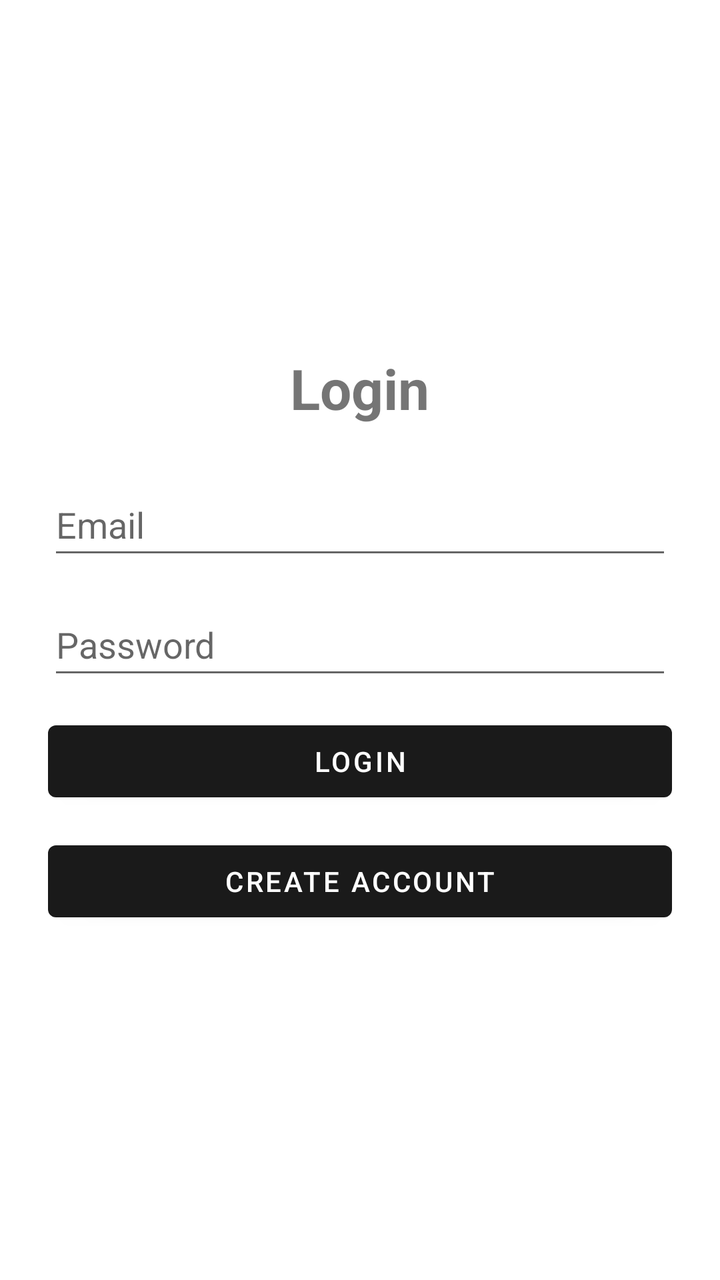
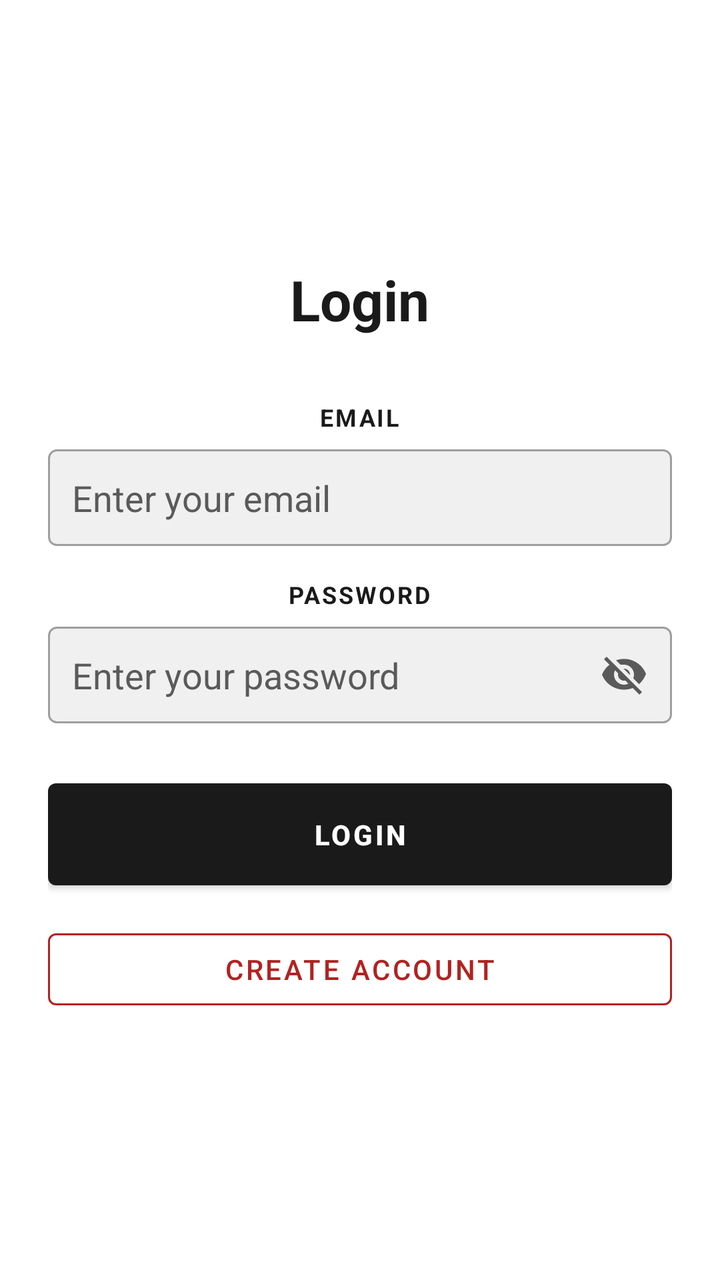

Screens rendered from an Android XML layout before and after an edit, with the pre-edit source and the edit as a unified diff.
<!-- AndroidManifest.xml: application theme Theme.B07DemoSummer2024 -->
<!-- res/layout/activity_login.xml -->
<?xml version="1.0" encoding="utf-8"?>
<LinearLayout xmlns:android="http://schemas.android.com/apk/res/android"
    android:id = "@+id/main"
    android:gravity="center"
    android:layout_height="match_parent"
    android:layout_width="match_parent"
    android:orientation="vertical"
    android:padding="24dp">

    <TextView
        android:id="@+id/loginTitle"
        android:layout_width="wrap_content"
        android:layout_height="wrap_content"
        android:layout_marginBottom="24dp"
        android:text="Login"
        android:textSize="28sp"
        android:textStyle="bold" />

    <EditText
        android:hint="Email"
        android:id="@+id/loginEmailInput"
        android:inputType="textEmailAddress"
        android:layout_height="wrap_content"
        android:layout_marginBottom="12dp"
        android:layout_width="match_parent"
        android:minHeight = "48dp"
        android:autofillHints = "emailAddress"/>

    <EditText
        android:hint="Password"
        android:id="@+id/loginPasswordInput"
        android:inputType="textPassword"
        android:layout_height="wrap_content"
        android:layout_marginBottom="12dp"
        android:layout_width="match_parent"
        android:minHeight = "48dp"
        android:autofillHints = "password"/>

    <Button
        android:id = "@+id/loginButton"
        android:layout_width = "match_parent"
        android:layout_height = "wrap_content"
        android:text = "Login"
        android:layout_marginBottom = "12dp" />

    <Button
        android:id="@+id/createAccountButton"
        android:layout_height="wrap_content"
        android:layout_width="match_parent"
        android:text="Create Account" />

</LinearLayout>
<!-- resources referenced by this layout -->
<resources>
  <style name="Theme.B07DemoSummer2024" parent="Theme.MaterialComponents.Light.NoActionBar">
          <item name="colorPrimary">@color/black</item>
          <item name="colorPrimaryVariant">@color/black</item>
          <item name="colorOnPrimary">@color/white</item>
          <item name="colorSecondary">@color/accent_action</item>
          <item name="colorSecondaryVariant">@color/accent_action</item>
          <item name="colorOnSecondary">@color/white</item>
          <item name="android:windowBackground">@color/primary_background</item>
          <item name="android:textColorPrimary">@color/text_primary</item>
          <item name="android:statusBarColor">@color/taam_gold</item>
          <item name="materialAlertDialogTheme">@style/CustomMaterialDialog</item>
      </style>
  <!-- unchanged entries left out for length: 13 -->
</resources>

<!-- the commit's change to res/layout/activity_login.xml (unified diff, before → after) -->
@@ -1,52 +1,81 @@
 <?xml version="1.0" encoding="utf-8"?>
 <LinearLayout xmlns:android="http://schemas.android.com/apk/res/android"
-    android:id = "@+id/main"
+    xmlns:app="http://schemas.android.com/apk/res-auto"
+    android:id="@+id/main"
     android:gravity="center"
     android:layout_height="match_parent"
     android:layout_width="match_parent"
     android:orientation="vertical"
-    android:padding="24dp">
+    android:padding="24dp"
+    android:background="@color/primary_background">
 
     <TextView
         android:id="@+id/loginTitle"
         android:layout_width="wrap_content"
         android:layout_height="wrap_content"
-        android:layout_marginBottom="24dp"
+        android:layout_marginBottom="32dp"
         android:text="Login"
+        android:textColor="@color/text_primary"
         android:textSize="28sp"
         android:textStyle="bold" />
 
+    <TextView style="@style/TAAM_HeaderText" android:text="Email" />
     <EditText
-        android:hint="Email"
         android:id="@+id/loginEmailInput"
-        android:inputType="textEmailAddress"
+        style="@style/TAAM_EditText"
+        android:layout_marginTop="8dp"
+        android:layout_marginBottom="16dp"
+        android:autofillHints="emailAddress"
+        android:importantForAutofill="yes"
+        android:hint="Enter your email"
+        android:inputType="textEmailAddress" />
+
+    <TextView style="@style/TAAM_HeaderText" android:text="Password" />
+    <RelativeLayout
+        android:layout_width="match_parent"
+        android:layout_height="wrap_content"
+        android:layout_marginTop="8dp"
+        android:layout_marginBottom="24dp">
+
+        <EditText
+            android:id="@+id/loginPasswordInput"
+            style="@style/TAAM_EditText"
+            android:autofillHints="password"
+            android:importantForAutofill="yes"
+            android:hint="Enter your password"
+            android:inputType="textPassword"
+            android:paddingEnd="48dp" />
+
+        <ImageButton
+            android:id="@+id/togglePassword"
+            android:layout_width="48dp"
+            android:layout_height="48dp"
+            android:layout_alignParentEnd="true"
+            android:layout_centerVertical="true"
+            android:background="?attr/selectableItemBackgroundBorderless"
+            android:src="@drawable/ic_visibility_off"
+            app:tint="@color/text_secondary"
+            android:contentDescription="Toggle Password Visibility" />
+    </RelativeLayout>
+
+    <Button
+        android:id="@+id/loginButton"
+        android:layout_width="match_parent"
         android:layout_height="wrap_content"
         android:layout_marginBottom="12dp"
-        android:layout_width="match_parent"
-        android:minHeight = "48dp"
-        android:autofillHints = "emailAddress"/>
-
-    <EditText
-        android:hint="Password"
-        android:id="@+id/loginPasswordInput"
-        android:inputType="textPassword"
-        android:layout_height="wrap_content"
-        android:layout_marginBottom="12dp"
-        android:layout_width="match_parent"
-        android:minHeight = "48dp"
-        android:autofillHints = "password"/>
-
-    <Button
-        android:id = "@+id/loginButton"
-        android:layout_width = "match_parent"
-        android:layout_height = "wrap_content"
-        android:text = "Login"
-        android:layout_marginBottom = "12dp" />
+        android:padding="16dp"
+        android:text="Login"
+        android:textStyle="bold"
+        app:backgroundTint="@color/button_primary"
+        android:textColor="@color/white" />
 
     <Button
         android:id="@+id/createAccountButton"
+        style="?attr/materialButtonOutlinedStyle"
+        android:layout_width="match_parent"
         android:layout_height="wrap_content"
-        android:layout_width="match_parent"
-        android:text="Create Account" />
+        android:text="Create Account"
+        android:textColor="@color/accent_action"
+        app:strokeColor="@color/accent_action" />
 
 </LinearLayout>
<!-- resource entries referenced after the edit -->
@@ -1,5 +1,38 @@
 <!-- resources referenced by this layout -->
 <resources>
+  <color name="button_primary">@color/black</color>
+  <color name="text_secondary">@color/taam_text_gray</color>
+  <!-- drawable ic_visibility_off (drawable) -->
+  <vector xmlns:android="http://schemas.android.com/apk/res/android"
+      android:width="24dp"
+      android:height="24dp"
+      android:viewportWidth="24"
+      android:viewportHeight="24">
+      <path
+          android:fillColor="@android:color/white"
+          android:pathData="M12,7c2.76,0 5,2.24 5,5 0,0.65 -0.13,1.26 -0.36,1.82l2.92,2.92c1.51,-1.39 2.7,-3.14 3.44,-5.12 -1.73,-4.39 -6,-7.5 -11,-7.5 -1.4,0 -2.74,0.25 -3.98,0.7l2.1,2.1C10.74,7.13 11.35,7 12,7zM2,4.27l2.28,2.28 0.46,0.46C3.08,8.3 1.78,10.02 1,12c1.73,4.39 6,7.5 11,7.5 1.55,0 3.03,-0.3 4.38,-0.84l0.42,0.42L19.73,22 21,20.73 3.27,3 2,4.27zM7.53,9.8l1.55,1.55c-0.05,0.21 -0.08,0.43 -0.08,0.65 0,1.66 1.34,3 3,3 0.22,0 0.44,-0.03 0.65,-0.08l1.55,1.55c-0.67,0.33 -1.41,0.53 -2.2,0.53 -2.76,0 -5,-2.24 -5,-5 0,-0.79 0.2,-1.53 0.53,-2.2zM11.84,9.02l3.15,3.15 0.01,-0.17c0,-1.66 -1.34,-3 -3,-3l-0.16,0.02z" />
+  </vector>
+  <style name="TAAM_EditText" parent="Widget.AppCompat.EditText">
+          <item name="android:layout_width">match_parent</item>
+          <item name="android:layout_height">wrap_content</item>
+          <item name="android:minHeight">48dp</item>
+          <item name="android:padding">12dp</item>
+          <item name="android:textColor">@color/text_primary</item>
+          <item name="android:textColorHint">@color/text_secondary</item>
+          <item name="android:textCursorDrawable">@drawable/cursor_gold</item>
+          <item name="android:background">@drawable/edit_text_border</item>
+          <item name="android:fontFamily">sans-serif</item>
+      </style>
+  <style name="TAAM_HeaderText">
+          <item name="android:layout_width">wrap_content</item>
+          <item name="android:layout_height">wrap_content</item>
+          <item name="android:fontFamily">sans-serif</item>
+          <item name="android:textAllCaps">true</item>
+          <item name="android:letterSpacing">0.08</item>
+          <item name="android:textColor">@color/text_primary</item>
+          <item name="android:textSize">12sp</item>
+          <item name="android:textStyle">bold</item>
+      </style>
   <style name="Theme.B07DemoSummer2024" parent="Theme.MaterialComponents.Light.NoActionBar">
           <item name="colorPrimary">@color/black</item>
           <item name="colorPrimaryVariant">@color/black</item>
@@ -11,7 +44,38 @@
           <item name="android:textColorPrimary">@color/text_primary</item>
           <item name="android:statusBarColor">@color/taam_gold</item>
           <item name="materialAlertDialogTheme">@style/CustomMaterialDialog</item>
+          <item name="colorControlActivated">@color/taam_gold</item>
+          <item name="android:textCursorDrawable">@drawable/cursor_gold</item>
       </style>
+  <color name="taam_text_gray">#5A5A5A</color>
+  <!-- drawable cursor_gold (drawable) -->
+  <?xml version="1.0" encoding="utf-8"?>
+  
+  <shape xmlns:android="http://schemas.android.com/apk/res/android">
+      <size android:width="2dp" />
+      <solid android:color="@color/taam_gold" />
+  </shape>
+  <!-- drawable edit_text_border (drawable) -->
+  <?xml version="1.0" encoding="utf-8"?>
+  
+  <selector xmlns:android="http://schemas.android.com/apk/res/android">
+      <item android:state_focused="true">
+          <shape android:shape="rectangle">
+              <solid android:color="@color/search_bar_background" />
+              <stroke android:width="2dp" android:color="@color/taam_gold" />
+              <corners android:radius="4dp" />
+          </shape>
+      </item>
+      <item>
+          <shape android:shape="rectangle">
+              <solid android:color="@color/search_bar_background" />
+              <stroke android:width="1dp" android:color="@color/disabled_text_color" />
+              <corners android:radius="4dp" />
+          </shape>
+      </item>
+  </selector>
+  <color name="search_bar_background">#F0F0F0</color>
+  <color name="disabled_text_color">#9E9E9E</color>
   <!-- unchanged entries left out for length: 13 -->
 </resources>
 
